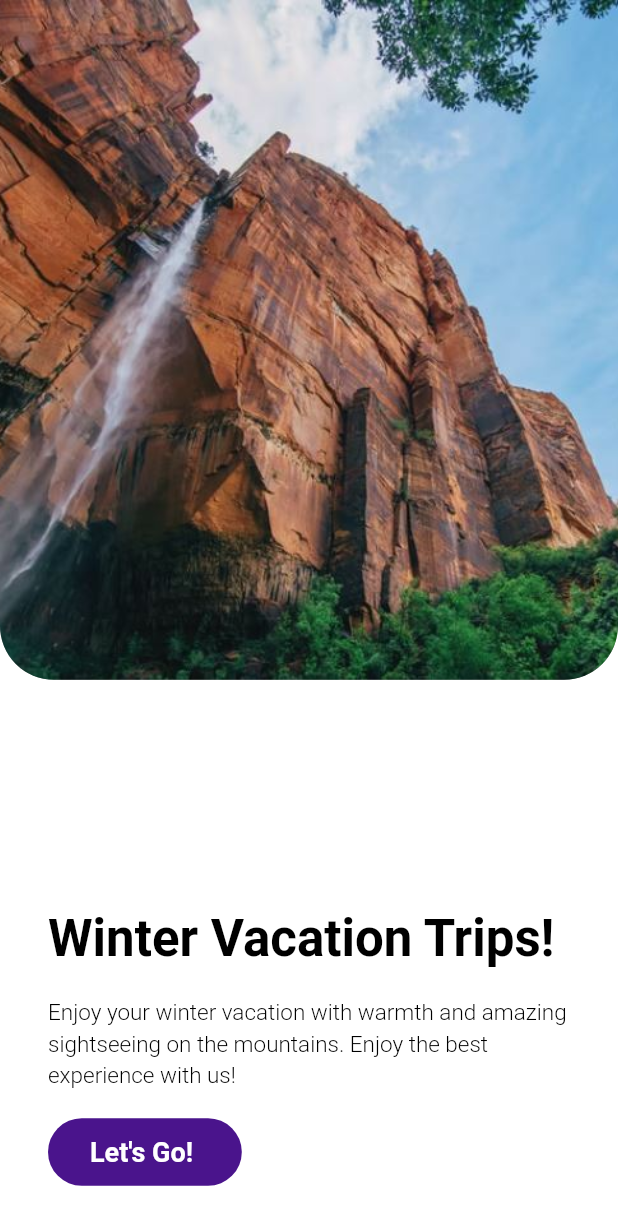
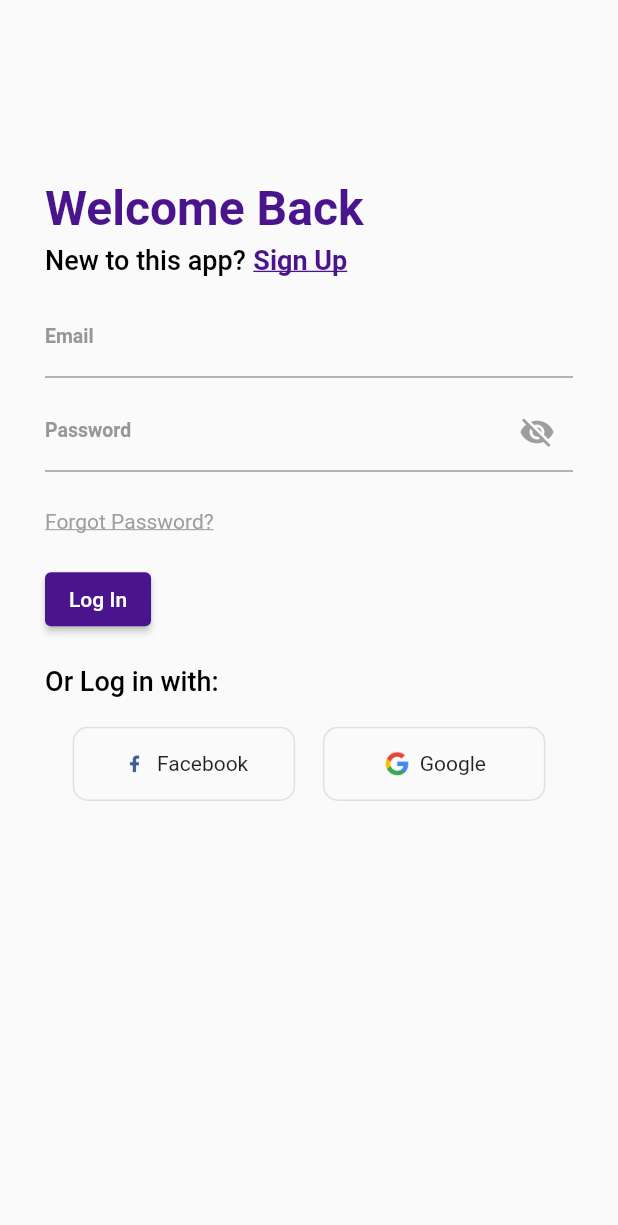
Before and after one commit to ellie-aluge/MasterReads, a Flutter app: the screen it shows after launch, on a phone screen of 412 x 824 dp. Shown: the top 1225 px of the screen. Run offline on Flutter 3.47's test engine with Material 2 defaults, Android fonts, the light colour scheme and no system bars; our stand-ins replace firebase_core; accounts and stored records are empty; Roboto replaces fonts that are missing (Poppins).

Commit message:
Front end: Login, Sign Up, Forgot Password

```diff
--- a/lib/routes/routes.dart
+++ b/lib/routes/routes.dart
@@ -1,16 +1,20 @@
 import 'package:flutter/material.dart';
 import 'package:travelappui/views/HomePage/homepage.dart';
+import 'package:travelappui/views/Login/login.dart';
 import 'package:travelappui/views/SplashScreen/splashscreen.dart';
 import 'package:travelappui/views/ViewDetails/viewDetails.dart';
 import 'package:travelappui/views/ForgotPassword/forgotPassword.dart';
 
+import '../views/SignUp/signup.dart';
+
 class AppRoutes {
-  static const String ROUTE_Initial = ROUTE_Splashscreen;
+  static const String ROUTE_Initial = ROUTE_Login;
 
   static const String ROUTE_Home = "/home";
   static const String ROUTE_Splashscreen = "/splash";
   static const String ROUTE_ViewDetails = "/view";
   static const String ROUTE_Login = "/login";
+  static const String ROUTE_SignUp = "/signup";
   static const String ROUTE_ForgotPassword = "/forgotPassword";
 
   static Route<dynamic> generateRoutes(RouteSettings settings) {
@@ -27,9 +31,17 @@ class AppRoutes {
         return MaterialPageRoute(
             settings: settings, builder: (_) => ViewDetails());
         break;
+      // case ROUTE_Login:
+      //   return MaterialPageRoute(
+      //       settings: settings, builder: (_) => HomePage());
+      //   break;
       case ROUTE_Login:
         return MaterialPageRoute(
-            settings: settings, builder: (_) => HomePage());
+            settings: settings, builder: (_) => LogInScreen());
+        break;
+      case ROUTE_SignUp:
+        return MaterialPageRoute(
+            settings: settings, builder: (_) => SignUpScreen());
         break;
       case ROUTE_ForgotPassword:
         return MaterialPageRoute(
--- a/lib/views/ForgotPassword/reset_form.dart
+++ b/lib/views/ForgotPassword/reset_form.dart
@@ -7,6 +7,7 @@ class ResetForm extends StatelessWidget {
     return Padding(
       padding: EdgeInsets.only(top: 20),
       child: TextFormField(
+        style: TextStyle(color: Colors.black),
         decoration: InputDecoration(
             hintText: 'Email',
             hintStyle: TextStyle(color: kTextFieldColor, fontFamily: 'Poppins'),
--- a/lib/views/Login/login.dart
+++ b/lib/views/Login/login.dart
@@ -0,0 +1,103 @@
+import 'package:flutter/material.dart';
+import 'package:travelappui/constants/colors.dart';
+import 'package:travelappui/routes/routes.dart';
+import 'package:travelappui/theme.dart';
+import 'login_option.dart';
+import '../widgets/primary_button.dart';
+import 'login_form.dart';
+
+class LogInScreen extends StatelessWidget {
+  @override
+  Widget build(BuildContext context) {
+    return Scaffold(
+      body: Padding(
+        padding: kDefaultPadding,
+        child: SingleChildScrollView(
+          child: Column(
+            crossAxisAlignment: CrossAxisAlignment.start,
+            children: [
+              SizedBox(
+                height: 120,
+              ),
+              Text(
+                'Welcome Back',
+                style: titleText,
+              ),
+              SizedBox(
+                height: 5,
+              ),
+              Row(
+                children: [
+                  Text(
+                    'New to this app?',
+                    style: subTitle,
+                  ),
+                  SizedBox(
+                    width: 5,
+                  ),
+                  GestureDetector(
+                    onTap: () {
+                      Navigator.pushNamed(context, AppRoutes.ROUTE_SignUp);
+                    },
+                    child: Text(
+                      'Sign Up',
+                      style: textButton.copyWith(
+                        decoration: TextDecoration.underline,
+                        decorationThickness: 1,
+                      ),
+                    ),
+                  ),
+                ],
+              ),
+              SizedBox(
+                height: 10,
+              ),
+              LogInForm(),
+              SizedBox(
+                height: 20,
+              ),
+              GestureDetector(
+                onTap: () {
+                  Navigator.pushNamed(context, AppRoutes.ROUTE_ForgotPassword);
+                },
+                child: Text(
+                  'Forgot Password?',
+                  style: TextStyle(
+                    color: Colors.grey,
+                    fontSize: 14,
+                    decoration: TextDecoration.underline,
+                    decorationThickness: 1,
+                  ),
+                ),
+              ),
+              SizedBox(
+                height: 20,
+              ),
+              ElevatedButton(
+                onPressed: () {},
+                child: Text(
+                  'Log In',
+                  style: TextStyle(fontFamily: 'Poppins'),
+                ),
+                style: ElevatedButton.styleFrom(
+                  primary: kAccentColor,
+                ),
+              ),
+              SizedBox(
+                height: 20,
+              ),
+              Text(
+                'Or Log in with:',
+                style: subTitle.copyWith(color: Colors.black),
+              ),
+              SizedBox(
+                height: 20,
+              ),
+              LoginOption(),
+            ],
+          ),
+        ),
+      ),
+    );
+  }
+}
--- /dev/null
+++ b/lib/views/Login/login_form.dart
@@ -0,0 +1,51 @@
+import 'package:flutter/material.dart';
+import 'package:travelappui/constants/colors.dart';
+
+class LogInForm extends StatefulWidget {
+  @override
+  _LogInFormState createState() => _LogInFormState();
+}
+
+class _LogInFormState extends State<LogInForm> {
+  bool _isObscure = true;
+  @override
+  Widget build(BuildContext context) {
+    return Column(
+      children: [
+        buildInputForm('Email', false),
+        buildInputForm('Password', true),
+      ],
+    );
+  }
+
+  Padding buildInputForm(String label, bool pass) {
+    return Padding(
+      padding: EdgeInsets.symmetric(vertical: 5),
+      child: TextFormField(
+        style: TextStyle(color: Colors.black),
+        obscureText: pass ? _isObscure : false,
+        decoration: InputDecoration(
+            labelText: label,
+            labelStyle: TextStyle(
+              color: kTextFieldColor,
+            ),
+            focusedBorder: UnderlineInputBorder(
+              borderSide: BorderSide(color: Colors.black),
+            ),
+            suffixIcon: pass
+                ? IconButton(
+                    onPressed: () {
+                      setState(() {
+                        _isObscure = !_isObscure;
+                      });
+                    },
+                    icon: Icon(
+                      _isObscure ? Icons.visibility_off : Icons.visibility,
+                      color: Colors.grey,
+                    ),
+                  )
+                : null),
+      ),
+    );
+  }
+}
--- /dev/null
+++ b/lib/views/Login/login_option.dart
@@ -0,0 +1,56 @@
+import 'package:flutter/material.dart';
+import 'package:travelappui/theme.dart';
+
+class LoginOption extends StatelessWidget {
+  @override
+  Widget build(BuildContext context) {
+    return Row(
+      mainAxisAlignment: MainAxisAlignment.spaceEvenly,
+      children: [
+        BuildButton(
+          iconImage: Image(
+            height: 20,
+            width: 20,
+            image: AssetImage('assets/image/facebook.png'),
+          ),
+          textButton: 'Facebook',
+        ),
+        BuildButton(
+          iconImage: Image(
+            height: 20,
+            width: 20,
+            image: AssetImage('assets/image/google.png'),
+          ),
+          textButton: 'Google',
+        ),
+      ],
+    );
+  }
+}
+
+class BuildButton extends StatelessWidget {
+  final Image iconImage;
+  final String textButton;
+  BuildButton({@required this.iconImage, @required this.textButton});
+  @override
+  Widget build(BuildContext context) {
+    var mediaQuery = MediaQuery.of(context).size;
+    return Container(
+      height: mediaQuery.height * 0.06,
+      width: mediaQuery.width * 0.36,
+      decoration: BoxDecoration(
+          borderRadius: BorderRadius.circular(10),
+          border: Border.all(color: Colors.grey[300])),
+      child: Row(
+        mainAxisAlignment: MainAxisAlignment.center,
+        children: [
+          iconImage,
+          SizedBox(
+            width: 5,
+          ),
+          Text(textButton),
+        ],
+      ),
+    );
+  }
+}
```
Also changed, not shown: lib/views/ForgotPassword/forgotPassword.dart (+2 -58 lines), lib/views/SignUp/signup.dart (added, +112 -0 lines), lib/views/SignUp/signup_form.dart (added, +58 -0 lines), lib/views/widgets/checkbox.dart (added, +48 -0 lines), lib/views/widgets/primary_button.dart (added, +24 -0 lines), assets/image/facebook.png (added), assets/image/google.png (added).
